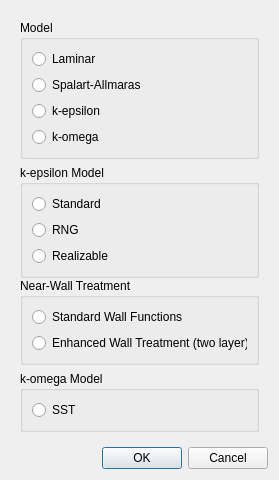
First picture: the form in view/dialog/setup/models/viscous_model_dialog.ui, repository nextfoam/baram, before the edit.
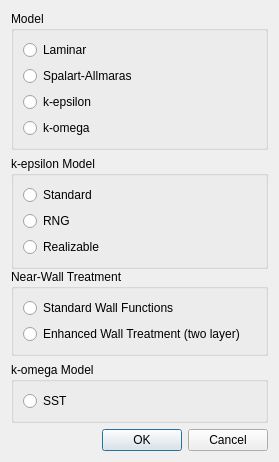
Second picture: the form after the edit.

Commit message: Add RadiationModelDialog Apply QT Translator Remove Pane classes Reorganize the view package structure Rename formView to contentView

```diff
--- a/view/dialog/setup/models/viscous_model_dialog.ui
+++ b/view/dialog/setup/models/viscous_model_dialog.ui
@@ -7,7 +7,7 @@
     <x>0</x>
     <y>0</y>
     <width>275</width>
-    <height>464</height>
+    <height>446</height>
    </rect>
   </property>
   <property name="windowTitle">
@@ -23,6 +23,18 @@
       </size>
      </property>
      <layout class="QVBoxLayout" name="verticalLayout_6">
+      <property name="leftMargin">
+       <number>0</number>
+      </property>
+      <property name="topMargin">
+       <number>0</number>
+      </property>
+      <property name="rightMargin">
+       <number>0</number>
+      </property>
+      <property name="bottomMargin">
+       <number>0</number>
+      </property>
       <item>
        <widget class="QGroupBox" name="groupBox">
         <property name="title">
```
The commit also changes 29 other files.
